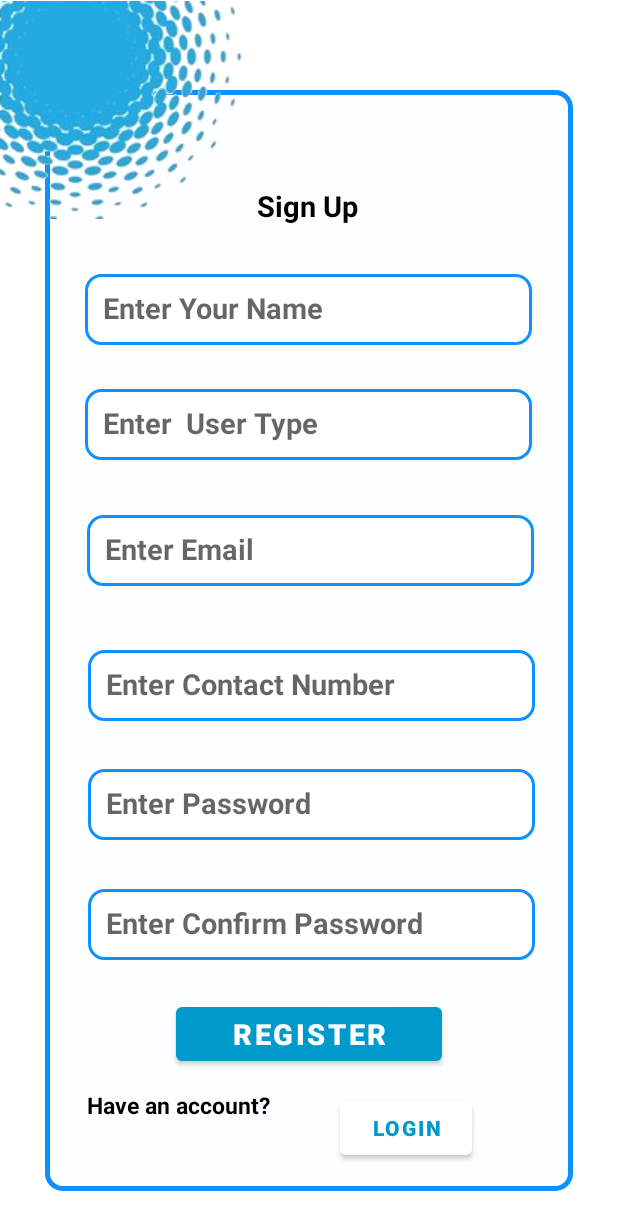
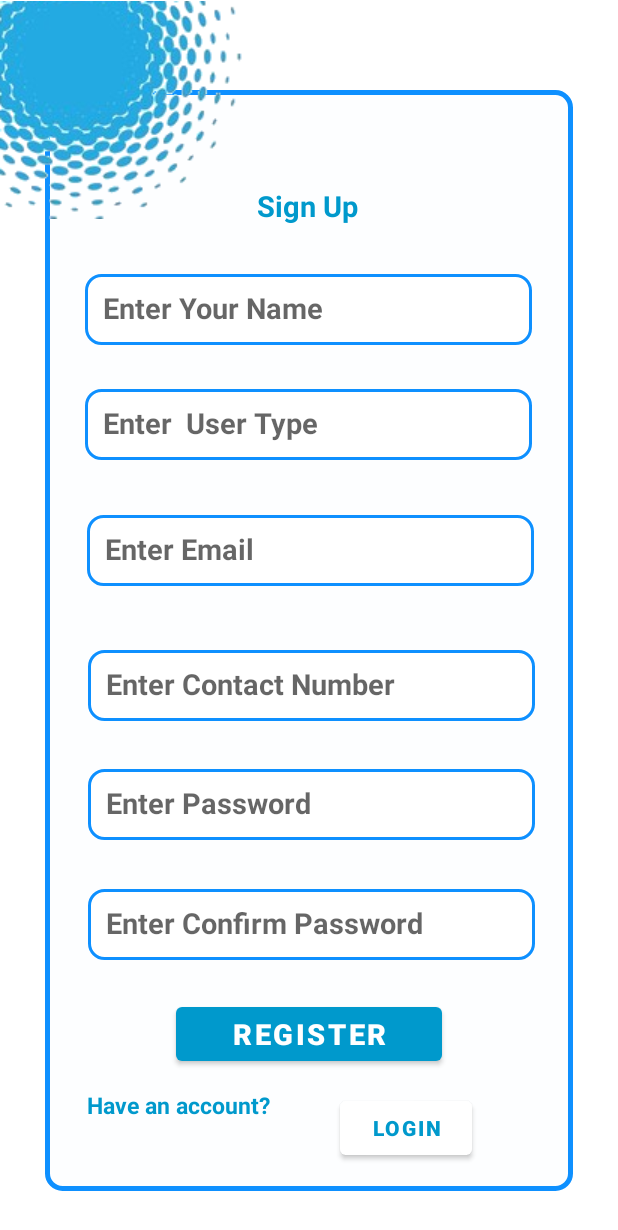
Before and after one commit to aparna-jay/Travel_Ticket, an Android app: the RegistrationActivity screen opened directly, with no data from a screen before it, on a phone screen of 412 x 824 dp. Shown: the top 1230 px of the screen. Run offline under Robolectric (Android 15) with nearby library versions, the phone set to English and light mode, and no system bars; our stand-ins replace Firebase (no records; nobody signed in at launch, a user with empty details on screens opened directly).

Commit message:
minor chnages in header

```diff
--- a/app/src/main/res/values/colors.xml
+++ b/app/src/main/res/values/colors.xml
@@ -5,6 +5,6 @@
     <color name="purple_700">#0099CC</color>
     <color name="teal_200">#FF03DAC5</color>
     <color name="teal_700">#FF018786</color>
-    <color name="black">#FF000000</color>
+    <color name="black">#0099CC</color>
     <color name="white">#FFFFFFFF</color>
 </resources>
--- a/app/src/main/res/values/styles.xml
+++ b/app/src/main/res/values/styles.xml
@@ -6,7 +6,7 @@
         <item name="colorAccent">@color/purple_500</item>
     </style>
 
-    <color name="colorAccent">#C9B8B7</color>
+    <color name="colorAccent">#0099CC</color>
 
     <style name="AppTheme.NoActionBar">
         <item name="windowActionBar">false</item>
```
Also changed, not shown: app/src/main/res/layout/header.xml (+5 -7 lines).
